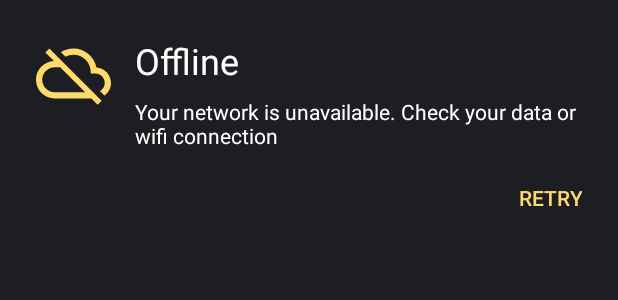
After one commit to GuneetAtwal/Imagify, an Android app: the layout include_no_internet_layout.xml on its own in the app's theme, with its tools: preview values and no code run, on a phone screen of 412 x 824 dp. The commit adds this screen. Shown: the top 300 px of the screen. Run offline under Robolectric (Android 15) with nearby library versions, the phone set to English and light mode, and no system bars.

Commit message:
Handle No internet connection
Signed-off-by: GuneetAtwal <guneetatwal@gmail.com>

```diff
--- a/app/src/main/java/com/guneet/imagify/home/viewmodel/HomeViewModel.kt
+++ b/app/src/main/java/com/guneet/imagify/home/viewmodel/HomeViewModel.kt
@@ -14,6 +14,8 @@ class HomeViewModel(private val imageRepository: ImageRepository) : ViewModel()
 
     private val _imageLiveData = MutableLiveData<ResourceState<ByteArray>>()
     val imageLiveData = _imageLiveData as LiveData<ResourceState<ByteArray>>
+
+    var isNetworkAvailable = false
 
     var memoryCache: LruCache<String, Bitmap>
 
--- /dev/null
+++ b/app/src/main/res/drawable/ic_baseline_cloud_off_24.xml
@@ -0,0 +1,9 @@
+<vector xmlns:android="http://schemas.android.com/apk/res/android"
+    android:width="24dp"
+    android:height="24dp"
+    android:viewportWidth="24"
+    android:viewportHeight="24">
+  <path
+      android:fillColor="@color/yellow"
+      android:pathData="M19.35,10.04C18.67,6.59 15.64,4 12,4c-1.48,0 -2.85,0.43 -4.01,1.17l1.46,1.46C10.21,6.23 11.08,6 12,6c3.04,0 5.5,2.46 5.5,5.5v0.5H19c1.66,0 3,1.34 3,3 0,1.13 -0.64,2.11 -1.56,2.62l1.45,1.45C23.16,18.16 24,16.68 24,15c0,-2.64 -2.05,-4.78 -4.65,-4.96zM3,5.27l2.75,2.74C2.56,8.15 0,10.77 0,14c0,3.31 2.69,6 6,6h11.73l2,2L21,20.73 4.27,4 3,5.27zM7.73,10l8,8H6c-2.21,0 -4,-1.79 -4,-4s1.79,-4 4,-4h1.73z"/>
+</vector>
--- /dev/null
+++ b/app/src/main/res/layout/include_no_internet_layout.xml
@@ -0,0 +1,58 @@
+<?xml version="1.0" encoding="utf-8"?>
+<androidx.constraintlayout.widget.ConstraintLayout
+    android:id="@+id/cl_no_internet_container"
+    xmlns:android="http://schemas.android.com/apk/res/android"
+    xmlns:app="http://schemas.android.com/apk/res-auto"
+    android:layout_width="match_parent"
+    android:layout_height="wrap_content"
+    android:background="@color/dark_grey"
+    android:layout_margin="24dp">
+
+    <ImageView
+        android:id="@+id/tvNoInternet"
+        android:layout_width="50dp"
+        android:layout_height="50dp"
+        app:layout_constraintStart_toStartOf="parent"
+        app:layout_constraintTop_toTopOf="parent"
+        app:layout_constraintVertical_bias="0.4"
+        app:layout_constraintVertical_chainStyle="packed"
+        app:srcCompat="@drawable/ic_baseline_cloud_off_24" />
+
+    <TextView
+        android:id="@+id/tv_offline"
+        android:layout_width="0dp"
+        android:layout_height="wrap_content"
+        android:layout_marginStart="16dp"
+        android:text="@string/offline"
+        android:textColor="@color/white"
+        android:textSize="24sp"
+        app:layout_constraintStart_toEndOf="@+id/tvNoInternet"
+        app:layout_constraintTop_toTopOf="parent" />
+
+    <TextView
+        android:id="@+id/tv_no_internet_desc"
+        android:layout_width="0dp"
+        android:layout_height="wrap_content"
+        android:text="@string/no_internet_connection_desc"
+        android:textColor="@color/white"
+        android:layout_marginTop="8dp"
+        android:textSize="14sp"
+        app:layout_constraintEnd_toEndOf="parent"
+        app:layout_constraintHorizontal_bias="0.5"
+        app:layout_constraintStart_toStartOf="@+id/tv_offline"
+        app:layout_constraintTop_toBottomOf="@+id/tv_offline" />
+
+    <Button
+        android:background="@android:color/transparent"
+        android:id="@+id/btn_retry"
+        android:layout_width="wrap_content"
+        android:layout_height="wrap_content"
+        android:layout_marginTop="8dp"
+        android:minWidth="0dp"
+        android:text="@string/retry"
+        android:textColor="@color/yellow"
+        app:layout_constraintBottom_toBottomOf="parent"
+        app:layout_constraintEnd_toEndOf="parent"
+        app:layout_constraintTop_toBottomOf="@+id/tv_no_internet_desc" />
+
+</androidx.constraintlayout.widget.ConstraintLayout>
--- a/app/src/main/res/values/strings.xml
+++ b/app/src/main/res/values/strings.xml
@@ -1,4 +1,7 @@
 <resources>
     <string name="app_name">Imagify</string>
     <string name="change_image">Change Image</string>
+    <string name="offline">Offline</string>
+    <string name="no_internet_connection_desc">Your network is unavailable. Check your data or wifi connection</string>
+    <string name="retry">Retry</string>
 </resources>
```
Also changed, not shown: app/src/main/java/com/guneet/imagify/base/extensions/ViewExtensions.kt (+24 -0 lines), app/src/main/java/com/guneet/imagify/base/utils/InternetCheckUtil.kt (added, +34 -0 lines), app/src/main/java/com/guneet/imagify/home/view/HomeActivity.kt (+29 -2 lines), app/src/main/res/color/button_text_color.xml (added, +7 -0 lines), app/src/main/res/layout/activity_home.xml (+16 -4 lines).
